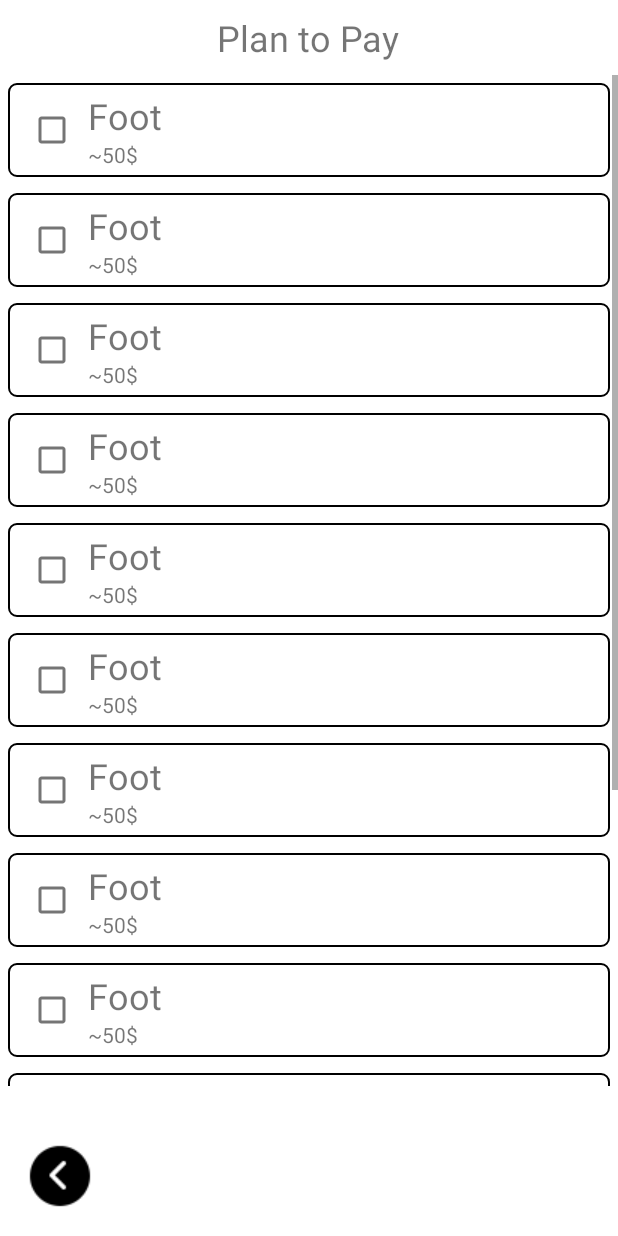
After one commit to Thuancvce150378/Dteam_Android_DPots, an Android app: the layout activity_plan.xml on its own in the app's theme, with its tools: preview values and no code run, on a phone screen of 412 x 824 dp. The commit adds this screen. Run offline under Robolectric (Android 15) with nearby library versions, the phone set to English and light mode, and no system bars.

Commit message:
add plan

```diff
--- a/app/src/main/java/com/example/dteam_android_dia/MainActivity.java
+++ b/app/src/main/java/com/example/dteam_android_dia/MainActivity.java
@@ -13,7 +13,7 @@ public class MainActivity extends AppCompatActivity {
         if(true)//check user have been value for income
         {
 //            setContentView(R.layout.activity_home);
-             Intent intent = new Intent(MainActivity.this, history_pot.class);
+             Intent intent = new Intent(MainActivity.this, Plan.class);
              startActivity(intent);
         }
         else
--- /dev/null
+++ b/app/src/main/java/com/example/dteam_android_dia/Plan.java
@@ -0,0 +1,14 @@
+package com.example.dteam_android_dia;
+
+import androidx.appcompat.app.AppCompatActivity;
+
+import android.os.Bundle;
+
+public class Plan extends AppCompatActivity {
+
+    @Override
+    protected void onCreate(Bundle savedInstanceState) {
+        super.onCreate(savedInstanceState);
+        setContentView(R.layout.activity_plan);
+    }
+}
--- /dev/null
+++ b/app/src/main/res/layout/activity_plan.xml
@@ -0,0 +1,529 @@
+<?xml version="1.0" encoding="utf-8"?>
+<androidx.constraintlayout.widget.ConstraintLayout xmlns:android="http://schemas.android.com/apk/res/android"
+    xmlns:app="http://schemas.android.com/apk/res-auto"
+    xmlns:tools="http://schemas.android.com/tools"
+    android:layout_width="match_parent"
+    android:layout_height="match_parent"
+    android:layout_gravity="center"
+    tools:context=".Plan">
+
+    <RelativeLayout
+        android:id="@+id/relativeLayout"
+        android:layout_width="409dp"
+        android:layout_height="50dp"
+        app:layout_constraintEnd_toEndOf="parent"
+        app:layout_constraintStart_toStartOf="parent"
+        app:layout_constraintTop_toTopOf="parent">
+
+        <TextView
+            android:id="@+id/textView11"
+            android:layout_width="wrap_content"
+            android:layout_height="wrap_content"
+            android:layout_centerInParent="true"
+            android:layout_marginStart="130dp"
+            android:text="Plan to Pay"
+            android:textSize="24sp" />
+    </RelativeLayout>
+
+    <ScrollView
+        android:layout_width="0dp"
+        android:layout_height="0dp"
+        android:layout_marginBottom="100dp"
+        app:layout_constraintBottom_toBottomOf="parent"
+        app:layout_constraintEnd_toEndOf="parent"
+        app:layout_constraintHorizontal_bias="0.0"
+        app:layout_constraintStart_toStartOf="parent"
+        app:layout_constraintTop_toBottomOf="@+id/relativeLayout">
+
+        <LinearLayout
+            android:layout_width="match_parent"
+            android:layout_height="wrap_content"
+            android:orientation="vertical">
+
+            <TableLayout
+                android:layout_width="match_parent"
+                android:layout_height="match_parent"
+                android:layout_margin="5dp"
+                android:background="@drawable/rounded_corner"
+                android:padding="5dp">
+
+                <TableRow
+                    android:layout_width="match_parent"
+                    android:layout_height="match_parent">
+
+                    <CheckBox
+                        android:layout_width="match_parent"
+                        android:layout_height="match_parent"
+                        android:includeFontPadding="false" />
+
+                    <LinearLayout
+                        android:layout_width="match_parent"
+                        android:layout_height="wrap_content"
+                        android:orientation="vertical">
+
+                        <TextView
+                            android:layout_width="match_parent"
+                            android:layout_height="wrap_content"
+                            android:text="Foot"
+                            android:textSize="24sp" />
+
+                        <TextView
+                            android:layout_width="match_parent"
+                            android:layout_height="wrap_content"
+                            android:text="~50$" />
+                    </LinearLayout>
+
+                </TableRow>
+
+            </TableLayout>
+
+            <TableLayout
+                android:layout_width="match_parent"
+                android:layout_height="match_parent"
+                android:layout_margin="5dp"
+                android:background="@drawable/rounded_corner"
+                android:padding="5dp">
+
+                <TableRow
+                    android:layout_width="match_parent"
+                    android:layout_height="match_parent">
+
+                    <CheckBox
+                        android:layout_width="match_parent"
+                        android:layout_height="match_parent"
+                        android:includeFontPadding="false" />
+
+                    <LinearLayout
+                        android:layout_width="match_parent"
+                        android:layout_height="wrap_content"
+                        android:orientation="vertical">
+
+                        <TextView
+                            android:layout_width="match_parent"
+                            android:layout_height="wrap_content"
+                            android:text="Foot"
+                            android:textSize="24sp" />
+
+                        <TextView
+                            android:layout_width="match_parent"
+                            android:layout_height="wrap_content"
+                            android:text="~50$" />
+                    </LinearLayout>
+
+                </TableRow>
+
+            </TableLayout>
+
+            <TableLayout
+                android:layout_width="match_parent"
+                android:layout_height="match_parent"
+                android:layout_margin="5dp"
+                android:background="@drawable/rounded_corner"
+                android:padding="5dp">
+
+                <TableRow
+                    android:layout_width="match_parent"
+                    android:layout_height="match_parent">
+
+                    <CheckBox
+                        android:layout_width="match_parent"
+                        android:layout_height="match_parent"
+                        android:includeFontPadding="false" />
+
+                    <LinearLayout
+                        android:layout_width="match_parent"
+                        android:layout_height="wrap_content"
+                        android:orientation="vertical">
+
+                        <TextView
+                            android:layout_width="match_parent"
+                            android:layout_height="wrap_content"
+                            android:text="Foot"
+                            android:textSize="24sp" />
+
+                        <TextView
+                            android:layout_width="match_parent"
+                            android:layout_height="wrap_content"
+                            android:text="~50$" />
+                    </LinearLayout>
+
+                </TableRow>
+
+            </TableLayout>
+
+            <TableLayout
+                android:layout_width="match_parent"
+                android:layout_height="match_parent"
+                android:layout_margin="5dp"
+                android:background="@drawable/rounded_corner"
+                android:padding="5dp">
+
+                <TableRow
+                    android:layout_width="match_parent"
+                    android:layout_height="match_parent">
+
+                    <CheckBox
+                        android:layout_width="match_parent"
+                        android:layout_height="match_parent"
+                        android:includeFontPadding="false" />
+
+                    <LinearLayout
+                        android:layout_width="match_parent"
+                        android:layout_height="wrap_content"
+                        android:orientation="vertical">
+
+                        <TextView
+                            android:layout_width="match_parent"
+                            android:layout_height="wrap_content"
+                            android:text="Foot"
+                            android:textSize="24sp" />
+
+                        <TextView
+                            android:layout_width="match_parent"
+                            android:layout_height="wrap_content"
+                            android:text="~50$" />
+                    </LinearLayout>
+
+                </TableRow>
+
+            </TableLayout>
+
+            <TableLayout
+                android:layout_width="match_parent"
+                android:layout_height="match_parent"
+                android:layout_margin="5dp"
+                android:background="@drawable/rounded_corner"
+                android:padding="5dp">
+
+                <TableRow
+                    android:layout_width="match_parent"
+                    android:layout_height="match_parent">
+
+                    <CheckBox
+                        android:layout_width="match_parent"
+                        android:layout_height="match_parent"
+                        android:includeFontPadding="false" />
+
+                    <LinearLayout
+                        android:layout_width="match_parent"
+                        android:layout_height="wrap_content"
+                        android:orientation="vertical">
+
+                        <TextView
+                            android:layout_width="match_parent"
+                            android:layout_height="wrap_content"
+                            android:text="Foot"
+                            android:textSize="24sp" />
+
+                        <TextView
+                            android:layout_width="match_parent"
+                            android:layout_height="wrap_content"
+                            android:text="~50$" />
+                    </LinearLayout>
+
+                </TableRow>
+
+            </TableLayout>
+
+            <TableLayout
+                android:layout_width="match_parent"
+                android:layout_height="match_parent"
+                android:layout_margin="5dp"
+                android:background="@drawable/rounded_corner"
+                android:padding="5dp">
+
+                <TableRow
+                    android:layout_width="match_parent"
+                    android:layout_height="match_parent">
+
+                    <CheckBox
+                        android:layout_width="match_parent"
+                        android:layout_height="match_parent"
+                        android:includeFontPadding="false" />
+
+                    <LinearLayout
+                        android:layout_width="match_parent"
+                        android:layout_height="wrap_content"
+                        android:orientation="vertical">
+
+                        <TextView
+                            android:layout_width="match_parent"
+                            android:layout_height="wrap_content"
+                            android:text="Foot"
+                            android:textSize="24sp" />
+
+                        <TextView
+                            android:layout_width="match_parent"
+                            android:layout_height="wrap_content"
+                            android:text="~50$" />
+                    </LinearLayout>
+
+                </TableRow>
+
+            </TableLayout>
+
+            <TableLayout
+                android:layout_width="match_parent"
+                android:layout_height="match_parent"
+                android:layout_margin="5dp"
+                android:background="@drawable/rounded_corner"
+                android:padding="5dp">
+
+                <TableRow
+                    android:layout_width="match_parent"
+                    android:layout_height="match_parent">
+
+                    <CheckBox
+                        android:layout_width="match_parent"
+                        android:layout_height="match_parent"
+                        android:includeFontPadding="false" />
+
+                    <LinearLayout
+                        android:layout_width="match_parent"
+                        android:layout_height="wrap_content"
+                        android:orientation="vertical">
+
+                        <TextView
+                            android:layout_width="match_parent"
+                            android:layout_height="wrap_content"
+                            android:text="Foot"
+                            android:textSize="24sp" />
+
+                        <TextView
+                            android:layout_width="match_parent"
+                            android:layout_height="wrap_content"
+                            android:text="~50$" />
+                    </LinearLayout>
+
+                </TableRow>
+
+            </TableLayout>
+
+            <TableLayout
+                android:layout_width="match_parent"
+                android:layout_height="match_parent"
+                android:layout_margin="5dp"
+                android:background="@drawable/rounded_corner"
+                android:padding="5dp">
+
+                <TableRow
+                    android:layout_width="match_parent"
+                    android:layout_height="match_parent">
+
+                    <CheckBox
+                        android:layout_width="match_parent"
+                        android:layout_height="match_parent"
+                        android:includeFontPadding="false" />
+
+                    <LinearLayout
+                        android:layout_width="match_parent"
+                        android:layout_height="wrap_content"
+                        android:orientation="vertical">
+
+                        <TextView
+                            android:layout_width="match_parent"
+                            android:layout_height="wrap_content"
+                            android:text="Foot"
+                            android:textSize="24sp" />
+
+                        <TextView
+                            android:layout_width="match_parent"
+                            android:layout_height="wrap_content"
+                            android:text="~50$" />
+                    </LinearLayout>
+
+                </TableRow>
+
+            </TableLayout>
+
+            <TableLayout
+                android:layout_width="match_parent"
+                android:layout_height="match_parent"
+                android:layout_margin="5dp"
+                android:background="@drawable/rounded_corner"
+                android:padding="5dp">
+
+                <TableRow
+                    android:layout_width="match_parent"
+                    android:layout_height="match_parent">
+
+                    <CheckBox
+                        android:layout_width="match_parent"
+                        android:layout_height="match_parent"
+                        android:includeFontPadding="false" />
+
+                    <LinearLayout
+                        android:layout_width="match_parent"
+                        android:layout_height="wrap_content"
+                        android:orientation="vertical">
+
+                        <TextView
+                            android:layout_width="match_parent"
+                            android:layout_height="wrap_content"
+                            android:text="Foot"
+                            android:textSize="24sp" />
+
+                        <TextView
+                            android:layout_width="match_parent"
+                            android:layout_height="wrap_content"
+                            android:text="~50$" />
+                    </LinearLayout>
+
+                </TableRow>
+
+            </TableLayout>
+
+            <TableLayout
+                android:layout_width="match_parent"
+                android:layout_height="match_parent"
+                android:layout_margin="5dp"
+                android:background="@drawable/rounded_corner"
+                android:padding="5dp">
+
+                <TableRow
+                    android:layout_width="match_parent"
+                    android:layout_height="match_parent">
+
+                    <CheckBox
+                        android:layout_width="match_parent"
+                        android:layout_height="match_parent"
+                        android:includeFontPadding="false" />
+
+                    <LinearLayout
+                        android:layout_width="match_parent"
+                        android:layout_height="wrap_content"
+                        android:orientation="vertical">
+
+                        <TextView
+                            android:layout_width="match_parent"
+                            android:layout_height="wrap_content"
+                            android:text="Foot"
+                            android:textSize="24sp" />
+
+                        <TextView
+                            android:layout_width="match_parent"
+                            android:layout_height="wrap_content"
+                            android:text="~50$" />
+                    </LinearLayout>
+
+                </TableRow>
+
+            </TableLayout>
+
+            <TableLayout
+                android:layout_width="match_parent"
+                android:layout_height="match_parent"
+                android:layout_margin="5dp"
+                android:background="@drawable/rounded_corner"
+                android:padding="5dp">
+
+                <TableRow
+                    android:layout_width="match_parent"
+                    android:layout_height="match_parent">
+
+                    <CheckBox
+                        android:layout_width="match_parent"
+                        android:layout_height="match_parent"
+                        android:includeFontPadding="false" />
+
+                    <LinearLayout
+                        android:layout_width="match_parent"
+                        android:layout_height="wrap_content"
+                        android:orientation="vertical">
+
+                        <TextView
+                            android:layout_width="match_parent"
+                            android:layout_height="wrap_content"
+                            android:text="Foot"
+                            android:textSize="24sp" />
+
+                        <TextView
+                            android:layout_width="match_parent"
+                            android:layout_height="wrap_content"
+                            android:text="~50$" />
+                    </LinearLayout>
+
+                </TableRow>
+
+            </TableLayout>
+
+            <TableLayout
+                android:layout_width="match_parent"
+                android:layout_height="match_parent"
+                android:layout_margin="5dp"
+                android:background="@drawable/rounded_corner"
+                android:padding="5dp">
+
+                <TableRow
+                    android:layout_width="match_parent"
+                    android:layout_height="match_parent">
+
+                    <CheckBox
+                        android:layout_width="match_parent"
+                        android:layout_height="match_parent"
+                        android:includeFontPadding="false" />
+
+                    <LinearLayout
+                        android:layout_width="match_parent"
+                        android:layout_height="wrap_content"
+                        android:orientation="vertical">
+
+                        <TextView
+                            android:layout_width="match_parent"
+                            android:layout_height="wrap_content"
+                            android:text="Foot"
+                            android:textSize="24sp" />
+
+                        <TextView
+                            android:layout_width="match_parent"
+                            android:layout_height="wrap_content"
+                            android:text="~50$" />
+                    </LinearLayout>
+
+                </TableRow>
+
+            </TableLayout>
+
+            <TableLayout
+                android:layout_width="match_parent"
+                android:layout_height="match_parent"
+                android:layout_margin="5dp"
+                android:background="@drawable/rounded_corner"
+                android:padding="5dp">
+
+                <TableRow
+                    android:layout_width="match_parent"
+                    android:layout_gravity="center|center_horizontal"
+                    android:gravity="center_horizontal">
+
+                    <ImageButton
+                        android:id="@+id/imageButton6"
+                        android:layout_width="wrap_content"
+                        android:layout_height="wrap_content"
+                        android:layout_marginEnd="0dp"
+                        android:layout_marginBottom="0dp"
+                        android:contentDescription="add plan"
+                        app:srcCompat="@android:drawable/ic_menu_add" />
+
+                </TableRow>
+
+
+            </TableLayout>
+
+
+        </LinearLayout>
+
+    </ScrollView>
+
+    <ImageButton
+        android:id="@+id/btnBack"
+        android:layout_width="wrap_content"
+        android:layout_height="wrap_content"
+        android:layout_marginStart="16dp"
+        android:layout_marginBottom="16dp"
+        android:background="#00FFFFFF"
+        android:contentDescription="Back"
+        app:layout_constraintBottom_toBottomOf="parent"
+        app:layout_constraintStart_toStartOf="parent"
+        app:srcCompat="@drawable/back_page" />
+</androidx.constraintlayout.widget.ConstraintLayout>
```
Also changed, not shown: app/src/main/AndroidManifest.xml (+8 -2 lines).
